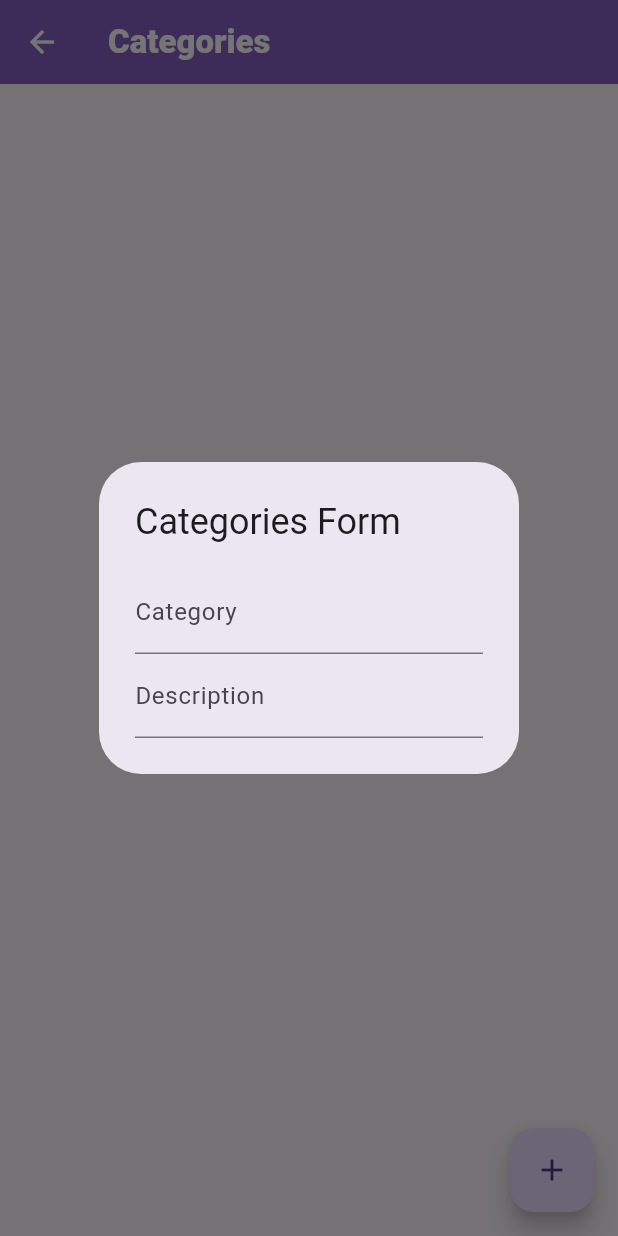
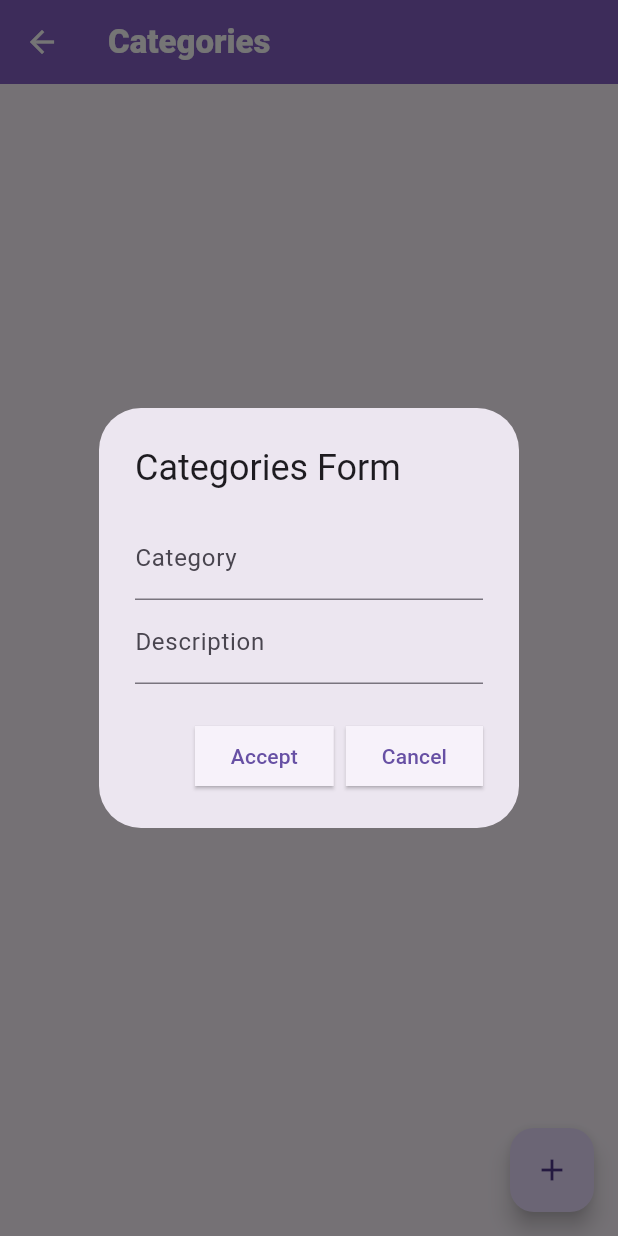
Before and after one commit to Abd-Khn/todo_app, a Flutter app: the CategoriesScreen screen opened directly, after a tap on the "add" icon, on a phone screen of 412 x 824 dp. Run offline on Flutter 3.47's test engine with Material 3 defaults, Android fonts, the phone set to English and light mode, and no system bars; network calls fail.

Commit message:
Updated text fields and Buttons

```diff
--- a/lib/screens/categories_screen.dart
+++ b/lib/screens/categories_screen.dart
@@ -15,6 +15,26 @@ class _CategoriesScreenState extends State<CategoriesScreen> {
         barrierDismissible: true,
         builder: (param) {
           return AlertDialog(
+            actions: [
+              ElevatedButton(
+                style: ButtonStyle(
+                  shape: MaterialStatePropertyAll(
+                    ContinuousRectangleBorder(),
+                  ),
+                ),
+                onPressed: () {},
+                child: Text("Accept"),
+              ),
+              ElevatedButton(
+                style: ButtonStyle(
+                  shape: MaterialStatePropertyAll(
+                    ContinuousRectangleBorder(),
+                  ),
+                ),
+                onPressed: () {},
+                child: Text("Cancel"),
+              ),
+            ],
             title: Text("Categories Form"),
             content: SingleChildScrollView(
               child: Column(
```
